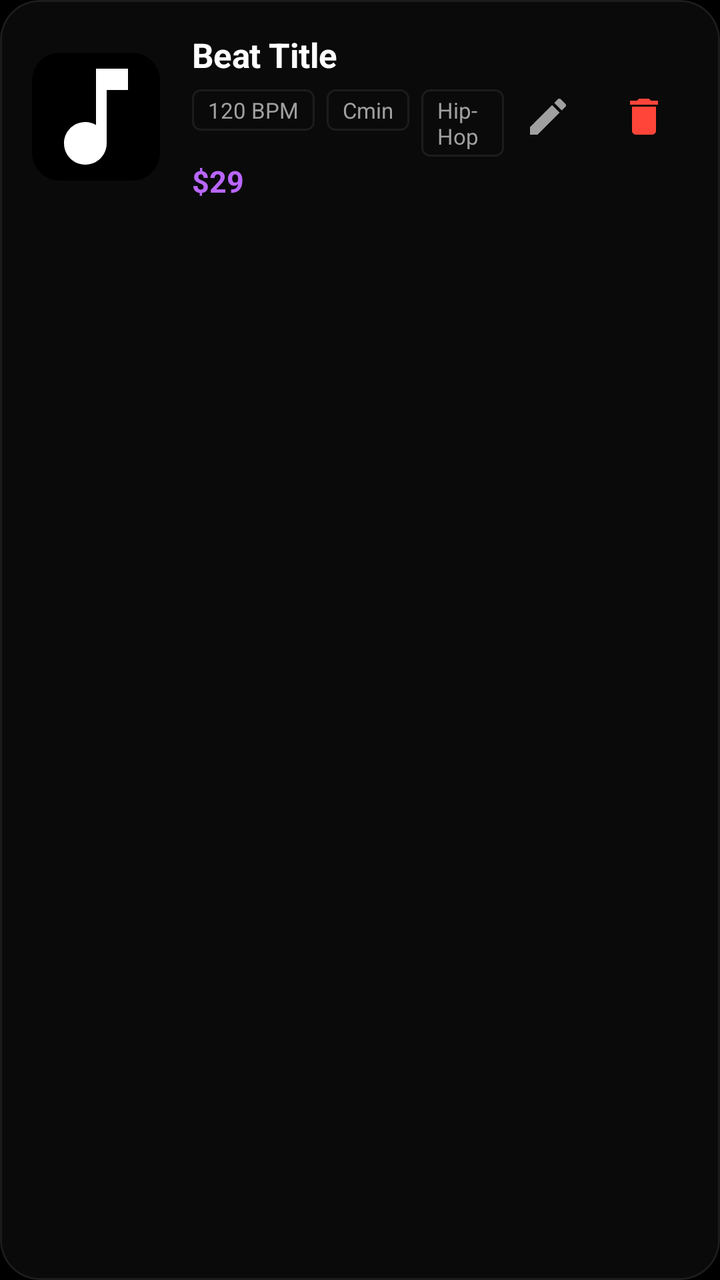
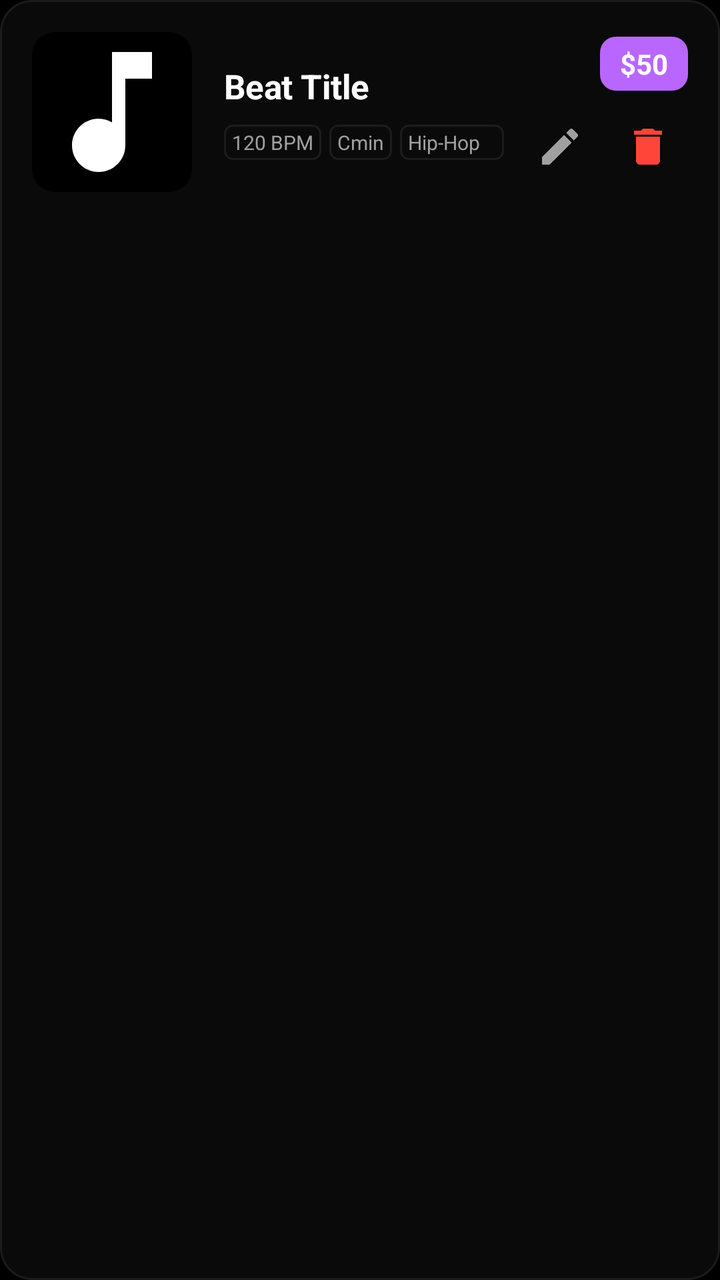

Before-and-after screenshots of an Android layout around one commit, followed by the original layout XML and the change that was made.
<!-- AndroidManifest.xml: application theme Theme.BeatHouse.Splash -->
<!-- res/layout/item_seller_beat.xml -->
<?xml version="1.0" encoding="utf-8"?>
<com.google.android.material.card.MaterialCardView
    xmlns:android="http://schemas.android.com/apk/res/android"
    xmlns:app="http://schemas.android.com/apk/res-auto"
    android:layout_width="match_parent"
    android:layout_height="wrap_content"
    android:layout_marginHorizontal="16dp"
    android:layout_marginVertical="8dp"
    app:cardCornerRadius="20dp"
    app:cardElevation="0dp"
    app:cardBackgroundColor="@color/surface_container"
    app:strokeColor="@color/outline"
    app:strokeWidth="1dp">

    <LinearLayout
        android:layout_width="match_parent"
        android:layout_height="wrap_content"
        android:orientation="horizontal"
        android:padding="16dp"
        android:gravity="center_vertical">

        
        <com.google.android.material.card.MaterialCardView
            android:layout_width="64dp"
            android:layout_height="64dp"
            app:cardCornerRadius="14dp"
            app:cardElevation="0dp"
            app:strokeWidth="0dp">
            <ImageView
                android:id="@+id/ivBeatCover"
                android:layout_width="match_parent"
                android:layout_height="match_parent"
                android:scaleType="centerCrop"
                android:src="@drawable/ic_music_note"
                android:background="@color/surface_variant" />
        </com.google.android.material.card.MaterialCardView>

        <LinearLayout
            android:layout_width="0dp"
            android:layout_height="wrap_content"
            android:layout_weight="1"
            android:orientation="vertical"
            android:layout_marginStart="16dp"
            android:layout_gravity="center_vertical">

            <TextView
                android:id="@+id/tvBeatTitle"
                android:layout_width="wrap_content"
                android:layout_height="wrap_content"
                android:text="Beat Title"
                android:textColor="@color/on_surface"
                android:textSize="17sp"
                android:textStyle="bold"
                android:letterSpacing="-0.01" />

            <LinearLayout
                android:layout_width="wrap_content"
                android:layout_height="wrap_content"
                android:layout_marginTop="6dp"
                android:orientation="horizontal">

                <TextView
                    android:id="@+id/tvBeatBpm"
                    android:layout_width="wrap_content"
                    android:layout_height="wrap_content"
                    android:text="120 BPM"
                    android:textSize="11sp"
                    android:textColor="@color/on_surface_variant"
                    android:paddingHorizontal="8dp"
                    android:paddingVertical="3dp"
                    android:background="@drawable/tag_background" />

                <TextView
                    android:id="@+id/tvBeatKey"
                    android:layout_width="wrap_content"
                    android:layout_height="wrap_content"
                    android:layout_marginStart="6dp"
                    android:text="Cmin"
                    android:textSize="11sp"
                    android:textColor="@color/on_surface_variant"
                    android:paddingHorizontal="8dp"
                    android:paddingVertical="3dp"
                    android:background="@drawable/tag_background" />

                <TextView
                    android:id="@+id/tvBeatGenre"
                    android:layout_width="wrap_content"
                    android:layout_height="wrap_content"
                    android:layout_marginStart="6dp"
                    android:text="Hip-Hop"
                    android:textSize="11sp"
                    android:textColor="@color/on_surface_variant"
                    android:paddingHorizontal="8dp"
                    android:paddingVertical="3dp"
                    android:background="@drawable/tag_background" />
            </LinearLayout>

            <TextView
                android:id="@+id/tvBeatPrice"
                android:layout_width="wrap_content"
                android:layout_height="wrap_content"
                android:layout_marginTop="2dp"
                android:text="$29"
                android:textColor="@color/primary"
                android:textSize="15sp"
                android:textStyle="bold" />

        </LinearLayout>

        
        <LinearLayout
            android:layout_width="wrap_content"
            android:layout_height="wrap_content"
            android:orientation="horizontal"
            android:gravity="center">

            <ImageButton
                android:id="@+id/btnEditBeat"
                android:layout_width="44dp"
                android:layout_height="44dp"
                android:src="@drawable/ic_edit"
                android:background="?attr/selectableItemBackgroundBorderless"
                android:contentDescription="Edit"
                app:tint="@color/on_surface_variant" />

            <ImageButton
                android:id="@+id/btnDeleteBeat"
                android:layout_width="44dp"
                android:layout_height="44dp"
                android:layout_marginStart="4dp"
                android:src="@drawable/ic_delete"
                android:background="?attr/selectableItemBackgroundBorderless"
                android:contentDescription="Delete"
                app:tint="@color/error" />

        </LinearLayout>

    </LinearLayout>

</com.google.android.material.card.MaterialCardView>
<!-- resources referenced by this layout -->
<resources>
  <color name="error">#FF453A</color>
  <color name="on_surface">#FFFFFF</color>
  <color name="on_surface_variant">#A0A0A0</color>
  <color name="outline">#1C1C1E</color>
  <color name="primary">#B966FF</color>
  <color name="surface_container">#0A0A0A</color>
  <color name="surface_variant">#000000</color>
  <!-- drawable ic_delete (drawable) -->
  <?xml version="1.0" encoding="utf-8"?>
  <vector xmlns:android="http://schemas.android.com/apk/res/android"
      android:width="24dp"
      android:height="24dp"
      android:viewportWidth="24"
      android:viewportHeight="24">
      <path
          android:fillColor="#F44336"
          android:pathData="M6,19c0,1.1 0.9,2 2,2h8c1.1,0 2,-0.9 2,-2V7H6v12zM19,4h-3.5l-1,-1h-5l-1,1H5v2h14V4z"/>
  </vector>
  <!-- drawable ic_edit (drawable) -->
  <vector xmlns:android="http://schemas.android.com/apk/res/android"
      android:width="24dp"
      android:height="24dp"
      android:viewportWidth="24"
      android:viewportHeight="24">
      <path
          android:fillColor="@android:color/white"
          android:pathData="M3,17.25V21h3.75L17.81,9.94l-3.75,-3.75L3,17.25zM20.71,7.04c0.39,-0.39 0.39,-1.02 0,-1.41l-2.34,-2.34c-0.39,-0.39 -1.02,-0.39 -1.41,0l-1.83,1.83 3.75,3.75 1.83,-1.83z"/>
  </vector>
  <!-- drawable ic_music_note (drawable) -->
  <vector xmlns:android="http://schemas.android.com/apk/res/android"
      android:width="24dp"
      android:height="24dp"
      android:viewportWidth="24"
      android:viewportHeight="24"
      android:tint="?attr/colorOnSurface">
      <path
          android:fillColor="@android:color/white"
          android:pathData="M12,3v10.55c-0.59,-0.34 -1.27,-0.55 -2,-0.55 -2.21,0 -4,1.79 -4,4s1.79,4 4,4 4,-1.79 4,-4V7h4V3h-6z"/>
  </vector>
  <!-- drawable tag_background (drawable) -->
  <shape xmlns:android="http://schemas.android.com/apk/res/android">
      <corners android:radius="4dp" />
      <stroke android:width="1dp" android:color="@color/outline" />
      <solid android:color="@android:color/transparent" />
  </shape>
  <style name="Theme.BeatHouse.Splash" parent="Theme.BeatHouse">
          <item name="android:windowBackground">@color/background</item>
      </style>
  <color name="background">#000000</color>
  <color name="primary_container">#1A0033</color>
  <color name="on_primary">#FFFFFF</color>
  <color name="secondary">#8E8E93</color>
  <color name="secondary_container">#151517</color>
  <color name="on_secondary">#FFFFFF</color>
  <color name="error_container">#330000</color>
  <color name="surface">#000000</color>
  <style name="Widget.BeatHouse.Card" parent="Widget.Material3.CardView.Elevated">
          <item name="cardCornerRadius">18dp</item>
          <item name="cardElevation">0dp</item>
          <item name="strokeColor">@color/outline</item>
          <item name="strokeWidth">1dp</item>
          <item name="cardBackgroundColor">@color/surface_container</item>
      </style>
  <style name="Widget.BeatHouse.AppBarLayout" parent="Widget.Material3.AppBarLayout">
          <item name="android:background">@color/surface</item>
          <item name="backgroundTint">@color/surface</item>
      </style>
  <style name="Widget.BeatHouse.Chip" parent="Widget.Material3.Chip.Filter">
          <item name="chipCornerRadius">12dp</item>
          <item name="chipStrokeColor">@color/outline</item>
          <item name="chipStrokeWidth">1dp</item>
          <item name="android:textColor">@color/on_surface_variant</item>
          <item name="chipBackgroundColor">@color/surface_container</item>
          <item name="checkedIconTint">@color/primary</item>
          <item name="android:textSize">14sp</item>
      </style>
  <!-- unchanged entries left out for length: 4 -->
</resources>

<!-- the commit's change to res/layout/item_seller_beat.xml (unified diff, before → after) -->
@@ -6,7 +6,7 @@
     android:layout_height="wrap_content"
     android:layout_marginHorizontal="16dp"
     android:layout_marginVertical="8dp"
-    app:cardCornerRadius="20dp"
+    app:cardCornerRadius="16dp"
     app:cardElevation="0dp"
     app:cardBackgroundColor="@color/surface_container"
     app:strokeColor="@color/outline"
@@ -21,9 +21,9 @@
 
         
         <com.google.android.material.card.MaterialCardView
-            android:layout_width="64dp"
-            android:layout_height="64dp"
-            app:cardCornerRadius="14dp"
+            android:layout_width="80dp"
+            android:layout_height="80dp"
+            app:cardCornerRadius="12dp"
             app:cardElevation="0dp"
             app:strokeWidth="0dp">
             <ImageView
@@ -51,12 +51,14 @@
                 android:textColor="@color/on_surface"
                 android:textSize="17sp"
                 android:textStyle="bold"
-                android:letterSpacing="-0.01" />
+                android:letterSpacing="-0.01"
+                android:maxLines="1"
+                android:ellipsize="end" />
 
             <LinearLayout
-                android:layout_width="wrap_content"
+                android:layout_width="match_parent"
                 android:layout_height="wrap_content"
-                android:layout_marginTop="6dp"
+                android:layout_marginTop="8dp"
                 android:orientation="horizontal">
 
                 <TextView
@@ -64,46 +66,41 @@
                     android:layout_width="wrap_content"
                     android:layout_height="wrap_content"
                     android:text="120 BPM"
-                    android:textSize="11sp"
+                    android:textSize="10sp"
                     android:textColor="@color/on_surface_variant"
-                    android:paddingHorizontal="8dp"
-                    android:paddingVertical="3dp"
-                    android:background="@drawable/tag_background" />
+                    android:paddingHorizontal="4dp"
+                    android:paddingVertical="2dp"
+                    android:background="@drawable/tag_background"
+                    android:maxLines="1" />
 
                 <TextView
                     android:id="@+id/tvBeatKey"
                     android:layout_width="wrap_content"
                     android:layout_height="wrap_content"
-                    android:layout_marginStart="6dp"
+                    android:layout_marginStart="4dp"
                     android:text="Cmin"
-                    android:textSize="11sp"
+                    android:textSize="10sp"
                     android:textColor="@color/on_surface_variant"
-                    android:paddingHorizontal="8dp"
-                    android:paddingVertical="3dp"
-                    android:background="@drawable/tag_background" />
+                    android:paddingHorizontal="4dp"
+                    android:paddingVertical="2dp"
+                    android:background="@drawable/tag_background"
+                    android:maxLines="1" />
 
                 <TextView
                     android:id="@+id/tvBeatGenre"
-                    android:layout_width="wrap_content"
+                    android:layout_width="0dp"
                     android:layout_height="wrap_content"
-                    android:layout_marginStart="6dp"
+                    android:layout_weight="1"
+                    android:layout_marginStart="4dp"
                     android:text="Hip-Hop"
-                    android:textSize="11sp"
+                    android:textSize="10sp"
                     android:textColor="@color/on_surface_variant"
-                    android:paddingHorizontal="8dp"
-                    android:paddingVertical="3dp"
-                    android:background="@drawable/tag_background" />
+                    android:paddingHorizontal="4dp"
+                    android:paddingVertical="2dp"
+                    android:background="@drawable/tag_background"
+                    android:maxLines="1"
+                    android:ellipsize="end" />
             </LinearLayout>
-
-            <TextView
-                android:id="@+id/tvBeatPrice"
-                android:layout_width="wrap_content"
-                android:layout_height="wrap_content"
-                android:layout_marginTop="2dp"
-                android:text="$29"
-                android:textColor="@color/primary"
-                android:textSize="15sp"
-                android:textStyle="bold" />
 
         </LinearLayout>
 
@@ -111,27 +108,49 @@
         <LinearLayout
             android:layout_width="wrap_content"
             android:layout_height="wrap_content"
-            android:orientation="horizontal"
-            android:gravity="center">
+            android:orientation="vertical"
+            android:gravity="end"
+            android:layout_marginStart="8dp">
 
-            <ImageButton
-                android:id="@+id/btnEditBeat"
-                android:layout_width="44dp"
-                android:layout_height="44dp"
-                android:src="@drawable/ic_edit"
-                android:background="?attr/selectableItemBackgroundBorderless"
-                android:contentDescription="Edit"
-                app:tint="@color/on_surface_variant" />
+            <TextView
+                android:id="@+id/tvBeatPrice"
+                android:layout_width="wrap_content"
+                android:layout_height="wrap_content"
+                android:text="$50"
+                android:textSize="14sp"
+                android:textStyle="bold"
+                android:paddingHorizontal="10dp"
+                android:paddingVertical="4dp"
+                android:background="@drawable/price_background"
+                android:textColor="@color/on_primary" />
 
-            <ImageButton
-                android:id="@+id/btnDeleteBeat"
-                android:layout_width="44dp"
-                android:layout_height="44dp"
-                android:layout_marginStart="4dp"
-                android:src="@drawable/ic_delete"
-                android:background="?attr/selectableItemBackgroundBorderless"
-                android:contentDescription="Delete"
-                app:tint="@color/error" />
+            <LinearLayout
+                android:layout_width="wrap_content"
+                android:layout_height="wrap_content"
+                android:layout_marginTop="8dp"
+                android:orientation="horizontal"
+                android:gravity="center">
+
+                <ImageButton
+                    android:id="@+id/btnEditBeat"
+                    android:layout_width="40dp"
+                    android:layout_height="40dp"
+                    android:src="@drawable/ic_edit"
+                    android:background="?attr/selectableItemBackgroundBorderless"
+                    android:contentDescription="Edit"
+                    app:tint="@color/on_surface_variant" />
+
+                <ImageButton
+                    android:id="@+id/btnDeleteBeat"
+                    android:layout_width="40dp"
+                    android:layout_height="40dp"
+                    android:layout_marginStart="4dp"
+                    android:src="@drawable/ic_delete"
+                    android:background="?attr/selectableItemBackgroundBorderless"
+                    android:contentDescription="Delete"
+                    app:tint="@color/error" />
+
+            </LinearLayout>
 
         </LinearLayout>
 
<!-- resource entries referenced after the edit -->
@@ -39,6 +39,12 @@
           android:fillColor="@android:color/white"
           android:pathData="M12,3v10.55c-0.59,-0.34 -1.27,-0.55 -2,-0.55 -2.21,0 -4,1.79 -4,4s1.79,4 4,4 4,-1.79 4,-4V7h4V3h-6z"/>
   </vector>
+  <!-- drawable price_background (drawable) -->
+  <?xml version="1.0" encoding="utf-8"?>
+  <shape xmlns:android="http://schemas.android.com/apk/res/android">
+      <corners android:radius="8dp" />
+      <solid android:color="@color/primary" />
+  </shape>
   <!-- drawable tag_background (drawable) -->
   <shape xmlns:android="http://schemas.android.com/apk/res/android">
       <corners android:radius="4dp" />
